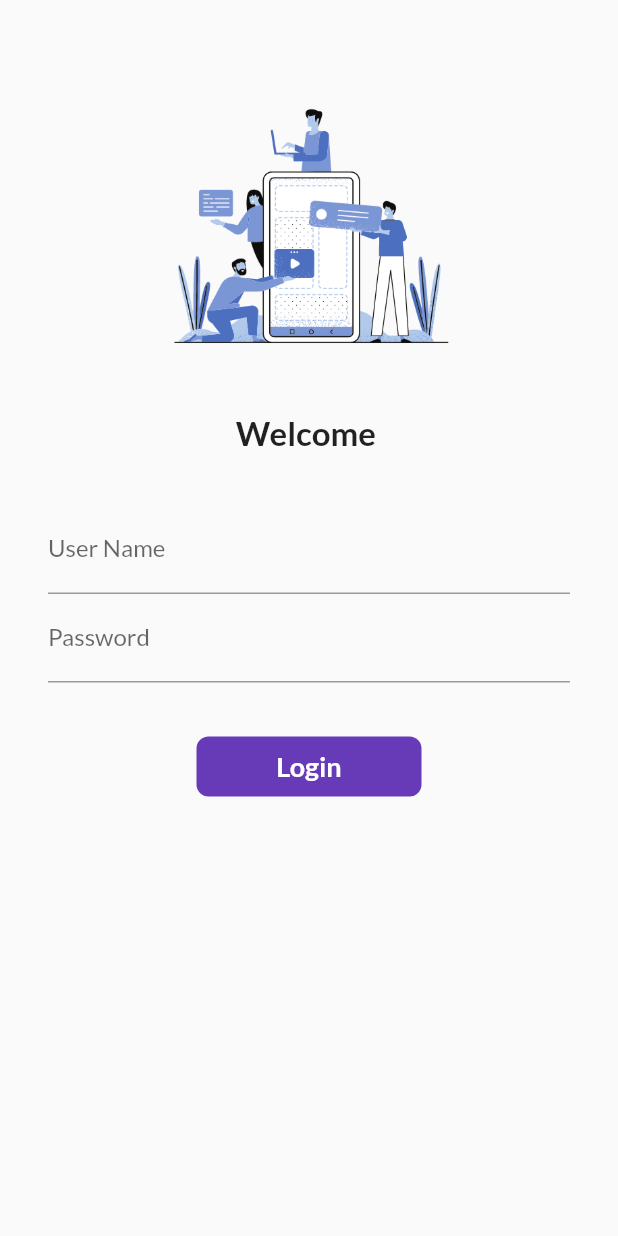
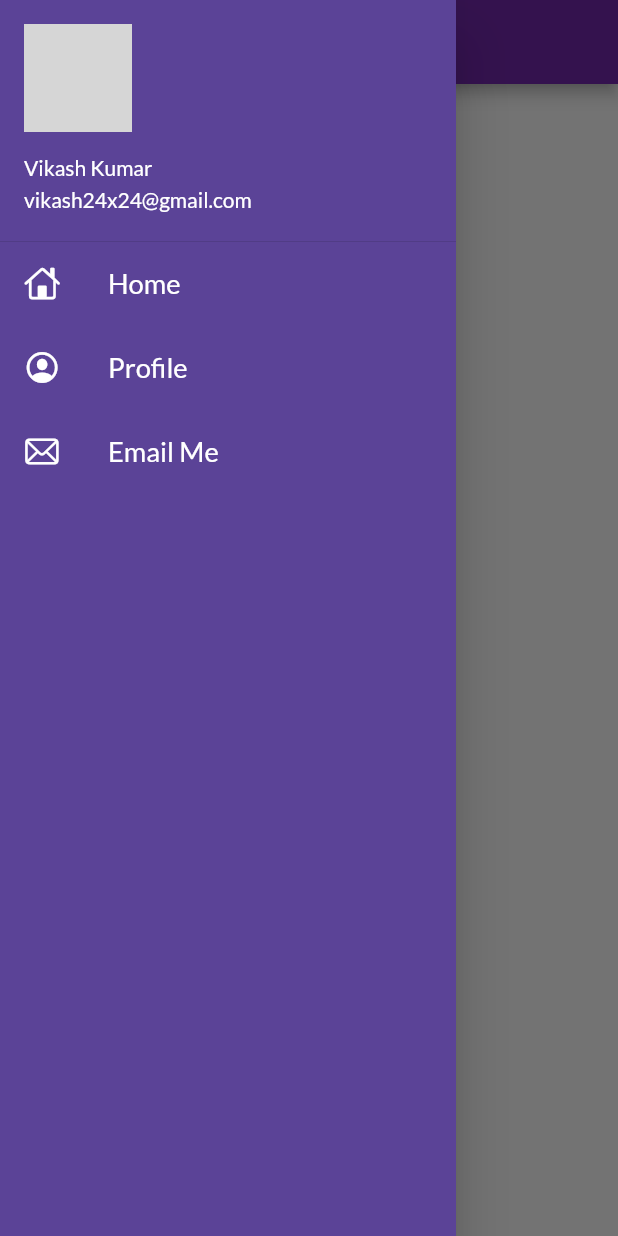
Before and after one commit to vikash18o19/Catalogue_App, a Flutter app: the screen it shows after launch, with the side drawer open (before the commit the screen has no drawer), on a phone screen of 412 x 824 dp. Run offline on Flutter 3.47's test engine with Material 2 defaults, Android fonts, the phone set to English and light mode, and no system bars; our stand-ins replace google_fonts; network calls fail; grey boxes are pictures that could not be loaded.

Commit message:
added ui elements in drawer for home page

```diff
--- a/lib/main.dart
+++ b/lib/main.dart
@@ -17,6 +17,8 @@ class MyApp extends StatelessWidget {
       theme: ThemeData(
         fontFamily: GoogleFonts.lato().fontFamily,
       ),
+      debugShowCheckedModeBanner: false,
+      initialRoute: MyRoutes.homeRoute,
       routes: {
         "/": (context) => LoginPage(),
         MyRoutes.homeRoute: (context) => HomePage(),
--- a/lib/pages/home_page.dart
+++ b/lib/pages/home_page.dart
@@ -1,3 +1,4 @@
+import 'package:carousel_app/widgets/drawer.dart';
 import 'package:flutter/material.dart';
 
 class HomePage extends StatelessWidget {
@@ -7,8 +8,9 @@ class HomePage extends StatelessWidget {
   Widget build(BuildContext context) {
     return Scaffold(
       appBar: AppBar(
-          backgroundColor: Colors.blue[600], title: const Text('Carousel')),
-      drawer: Drawer(),
+          backgroundColor: Color.fromARGB(255, 114, 39, 171),
+          title: const Text('App')),
+      drawer: MyDrawer(),
     );
   }
 }
--- /dev/null
+++ b/lib/widgets/drawer.dart
@@ -0,0 +1,69 @@
+import 'package:flutter/cupertino.dart';
+import 'package:flutter/material.dart';
+
+class MyDrawer extends StatelessWidget {
+  const MyDrawer({Key? key}) : super(key: key);
+
+  @override
+  Widget build(BuildContext context) {
+    const imageUrl =
+        "https://th.bing.com/th/id/OIP.SHf13tdrEUahoixHnSjhtAHaFj?pid=ImgDet&rs=1";
+    return Drawer(
+      child: Container(
+        color: Color.fromARGB(255, 91, 67, 151),
+        child: ListView(
+          padding: EdgeInsets.zero,
+          children: const [
+            DrawerHeader(
+              padding: EdgeInsets.zero,
+              margin: EdgeInsets.zero,
+              child: UserAccountsDrawerHeader(
+                decoration:
+                    BoxDecoration(color: Color.fromARGB(255, 91, 67, 151)),
+                margin: EdgeInsets.zero,
+                accountName: Text("Vikash Kumar"),
+                accountEmail: Text("vikash24x24@gmail.com"),
+                currentAccountPicture: CircleAvatar(
+                  backgroundImage: NetworkImage(imageUrl),
+                ),
+              ),
+            ),
+            ListTile(
+              leading: Icon(
+                CupertinoIcons.home,
+                color: Colors.white,
+              ),
+              title: Text(
+                "Home",
+                textScaleFactor: 1.3,
+                style: TextStyle(color: Colors.white),
+              ),
+            ),
+            ListTile(
+              leading: Icon(
+                CupertinoIcons.profile_circled,
+                color: Colors.white,
+              ),
+              title: Text(
+                "Profile",
+                textScaleFactor: 1.3,
+                style: TextStyle(color: Colors.white),
+              ),
+            ),
+            ListTile(
+              leading: Icon(
+                CupertinoIcons.mail,
+                color: Colors.white,
+              ),
+              title: Text(
+                "Email Me",
+                textScaleFactor: 1.3,
+                style: TextStyle(color: Colors.white),
+              ),
+            )
+          ],
+        ),
+      ),
+    );
+  }
+}
```
